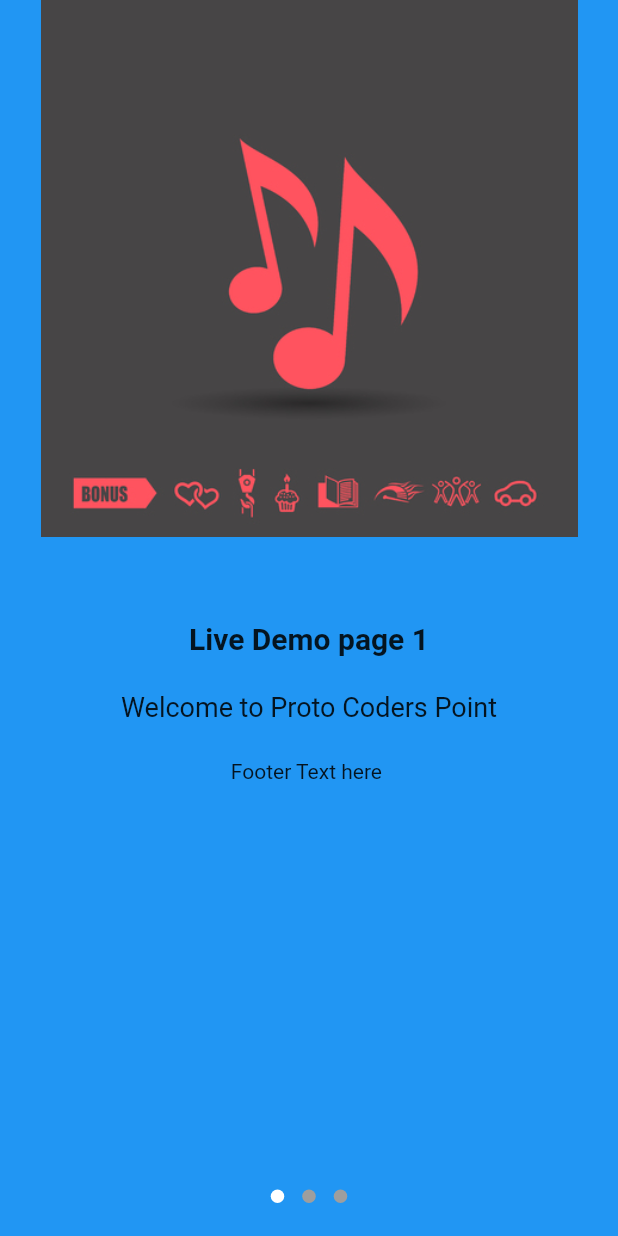
After one commit to SebaVasquez14/music_red, a Flutter app: the Introduction_page screen opened directly, on a phone screen of 412 x 824 dp. The commit adds this screen. Run offline on Flutter 3.47's test engine with Material 2 defaults, Android fonts, the phone set to English and light mode, and no system bars; drawn by our look-alikes of introduction_screen; missing offline and left inert: stream_chat_flutter; network calls fail.

Commit message:
introduction page
Intento fallido de introduction page

```diff
--- a/lib/main.dart
+++ b/lib/main.dart
@@ -1,6 +1,7 @@
 import 'package:flutter/material.dart';
 import 'package:flutter/services.dart';
 import 'package:music_red_windows/pages/Main_Page.dart';
+import 'package:music_red_windows/pages/introduction_page.dart';
 //import 'package:music_red_windows/pages/chat_page.dart';
 import 'package:music_red_windows/pages/login_page.dart';
 import 'package:music_red_windows/pages/profile_page.dart';
--- /dev/null
+++ b/lib/pages/introduction_page.dart
@@ -0,0 +1,56 @@
+import 'package:flutter/material.dart';
+
+import 'package:introduction_screen/introduction_screen.dart';
+
+class Introduction_page extends StatefulWidget {
+  const Introduction_page({Key? key}) : super(key: key);
+
+  @override
+  _Introduction_pageState createState() => _Introduction_pageState();
+}
+
+class _Introduction_pageState extends State<Introduction_page> {
+  @override
+  Widget build(BuildContext context) {
+    return Scaffold(
+      body: IntroductionScreen(
+        globalBackgroundColor: Colors.white,
+        pages: getPages(),
+        showNextButton: true,
+
+        // showSkipButton: true,
+
+        // skip: Text("Skip"),
+        done: Text("Got it "),
+        onDone: () {
+          Navigator.pushNamed(context, 'login_page');
+        },
+      ),
+    );
+  }
+
+  List<PageViewModel> getPages() {
+    return [
+      PageViewModel(
+          image: Image.asset("assets/intro_1.jpg"),
+          title: "Live Demo page 1",
+          body: "Welcome to Proto Coders Point",
+          footer: Text("Footer Text here "),
+          decoration: const PageDecoration(
+            pageColor: Colors.blue,
+          )),
+      PageViewModel(
+        image: Image.asset("assets/intro_2.png"),
+        title: "Live Demo page 3",
+        body: "Welcome to Proto Coders Point",
+        footer: Text("Footer Text  here "),
+      ),
+      PageViewModel(
+        image: Image.asset("assets/intro_3.png"),
+        title: "Live Demo page 4 ",
+        body: "Live Demo Text",
+        footer: Text("Footer Text  here "),
+      ),
+    ];
+  }
+}
```
Also changed, not shown: pubspec.yaml (+9 -1 lines), assets/intro_1.jpg (added), assets/intro_2.png (added), assets/intro_3.png (added), pubspec.lock.
